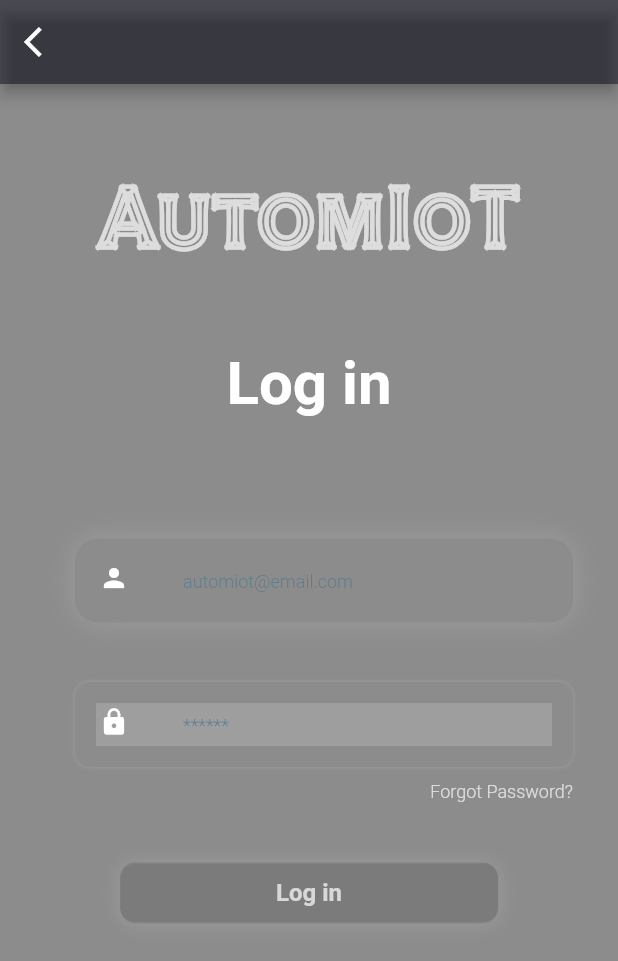
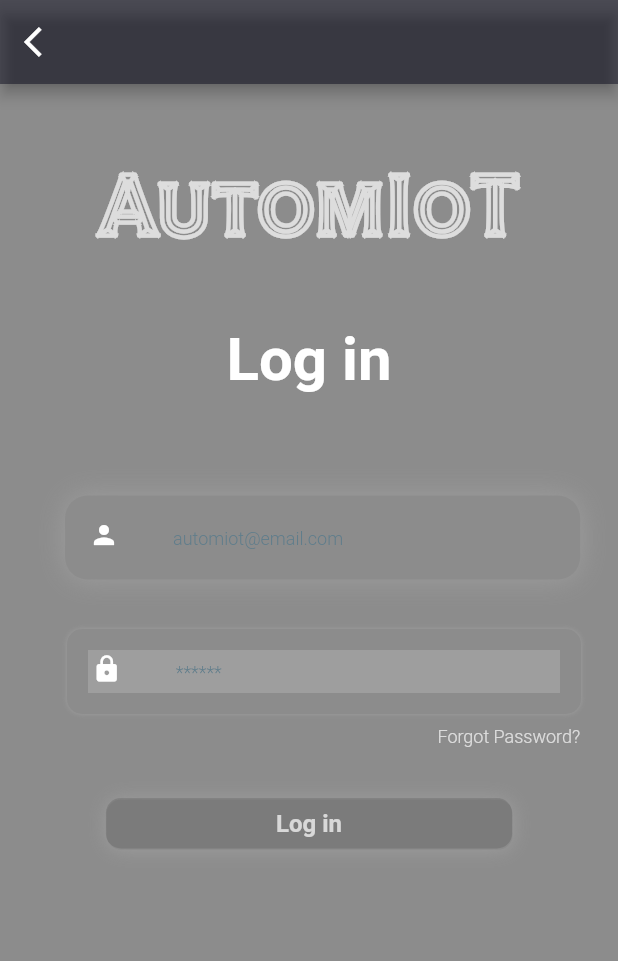
Before and after one commit to covenant-Peace/autom_i_o_t, a Flutter app: the Login screen opened directly, on a phone screen of 412 x 824 dp. Shown: the top 961 px of the screen. Run offline on Flutter 3.47's test engine with Material 2 defaults, Android fonts, the phone set to English and light mode, and no system bars; drawn by our look-alikes of flutter_animate; our stand-ins replace firebase_auth, firebase_core; accounts and stored records are empty.

Commit message:
Update constraints in login page

```diff
--- a/lib/login.dart
+++ b/lib/login.dart
@@ -6,6 +6,7 @@ import 'package:flutter/material.dart';
 import 'package:flutter_animate/flutter_animate.dart';
 
 import 'constants.dart';
+import 'constraints.dart';
 
 class Login extends StatefulWidget {
   const Login({super.key});
@@ -43,10 +44,10 @@ class _LoginState extends State<Login> {
       ),
       body: SingleChildScrollView(
         physics: BouncingScrollPhysics(),
-        padding: const EdgeInsets.only(
-          top: 50,
-          left: 30,
-          right: 30,
+        padding: EdgeInsets.only(
+          top: Constraint().getHeight(context, 50),
+          left: Constraint().getHeight(context, 30),
+          right: Constraint().getHeight(context, 30),
         ),
         child: Column(
           children: [
@@ -72,17 +73,17 @@ class _LoginState extends State<Login> {
                   curve: Curves.easeIn,
                 ),
             SizedBox(
-              height: 50,
+              height: Constraint().getHeight(context, 50),
             ),
             Text(
               'Log in',
               style: kText1,
             ),
             SizedBox(
-              height: 80,
+              height: Constraint().getHeight(context, 80),
             ),
             Container(
-              margin: EdgeInsets.only(left: 20),
+              margin: EdgeInsets.only(left: Constraint().getWidth(context, 20)),
               decoration: BoxDecoration(
                 boxShadow: [
                   !focusNode1.hasFocus
@@ -127,7 +128,7 @@ class _LoginState extends State<Login> {
               ),
             ),
             SizedBox(
-              height: 40,
+              height: Constraint().getHeight(context, 40),
             ),
             Container(
               margin: EdgeInsets.only(left: 20),
@@ -187,13 +188,13 @@ class _LoginState extends State<Login> {
               ),
             ),
             SizedBox(
-              height: 10,
+              height: Constraint().getHeight(context, 10),
             ),
             Row(
               mainAxisAlignment: MainAxisAlignment.spaceBetween,
               children: [
                 SizedBox(
-                  width: 5,
+                  width: Constraint().getWidth(context, 5),
                 ),
                 Text(
                   'Forgot Password?',
@@ -202,7 +203,7 @@ class _LoginState extends State<Login> {
               ],
             ),
             SizedBox(
-              height: 40,
+              height: Constraint().getHeight(context, 40),
             ),
             InkWell(
               highlightColor: Colors.transparent,
@@ -272,7 +273,10 @@ class _LoginState extends State<Login> {
                 });
               },
               child: Container(
-                margin: EdgeInsets.only(left: 50, right: 50),
+                margin: EdgeInsets.only(
+                  left: Constraint().getWidth(context, 50),
+                  right: Constraint().getWidth(context, 50),
+                ),
                 decoration: BoxDecoration(
                   boxShadow: [
                     BoxShadow(
@@ -288,7 +292,10 @@ class _LoginState extends State<Login> {
                   borderRadius: BorderRadius.circular(10),
                   color: Colors.black12,
                 ),
-                constraints: BoxConstraints(minWidth: 100, minHeight: 40),
+                constraints: BoxConstraints(
+                  minWidth: Constraint().getWidth(context, 1000),
+                  minHeight: Constraint().getHeight(context, 40),
+                ),
                 alignment: Alignment.center,
                 child: Text(
                   'Log in',
```
Also changed, not shown: lib/constraints.dart (+7 -9 lines).
